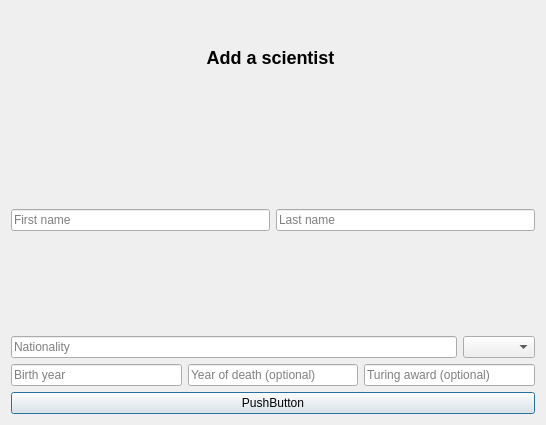
Old version of the form Gui-Vln-2016/addscientist.ui in the repository ivark16/Vln-2016.
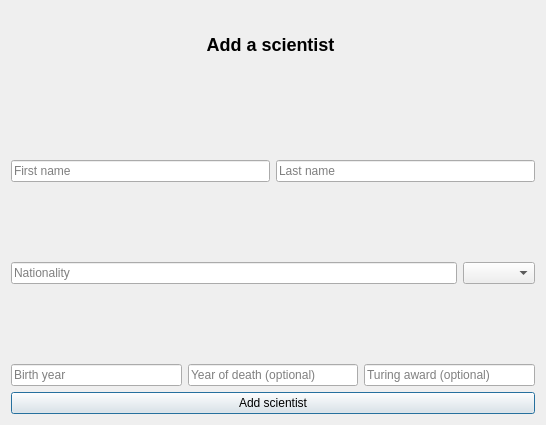
New version of the form.

Diff of the .ui file:
```diff
--- a/Gui-Vln-2016/addscientist.ui
+++ b/Gui-Vln-2016/addscientist.ui
@@ -94,7 +94,29 @@
     </layout>
    </item>
    <item>
-    <layout class="QHBoxLayout" name="horizontalLayout_4"/>
+    <layout class="QHBoxLayout" name="horizontalLayout_4">
+     <item>
+      <widget class="QLabel" name="birthYearLabel">
+       <property name="text">
+        <string/>
+       </property>
+      </widget>
+     </item>
+     <item>
+      <widget class="QLabel" name="deathYearLabel">
+       <property name="text">
+        <string/>
+       </property>
+      </widget>
+     </item>
+     <item>
+      <widget class="QLabel" name="turingAwardLabel">
+       <property name="text">
+        <string/>
+       </property>
+      </widget>
+     </item>
+    </layout>
    </item>
    <item>
     <layout class="QHBoxLayout" name="horizontalLayout_3">
@@ -122,12 +144,9 @@
     </layout>
    </item>
    <item>
-    <layout class="QHBoxLayout" name="horizontalLayout_2"/>
-   </item>
-   <item>
-    <widget class="QPushButton" name="pushButton">
+    <widget class="QPushButton" name="addScientistButton">
      <property name="text">
-      <string>PushButton</string>
+      <string>Add scientist</string>
      </property>
     </widget>
    </item>
```
